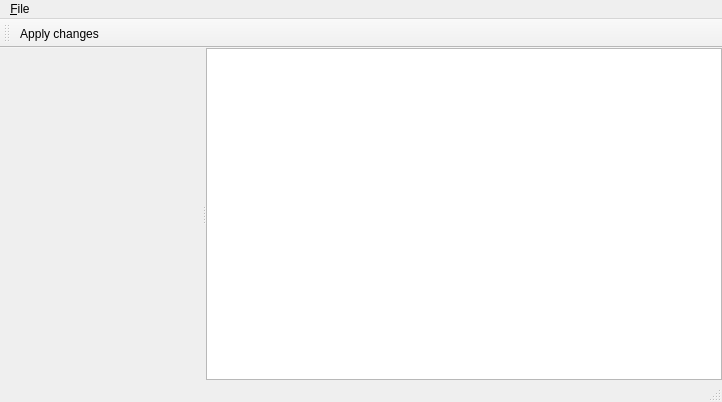
This is mainwindow.ui in zusitools/zpm as Qt 5 draws it before an edit. The edited form follows.
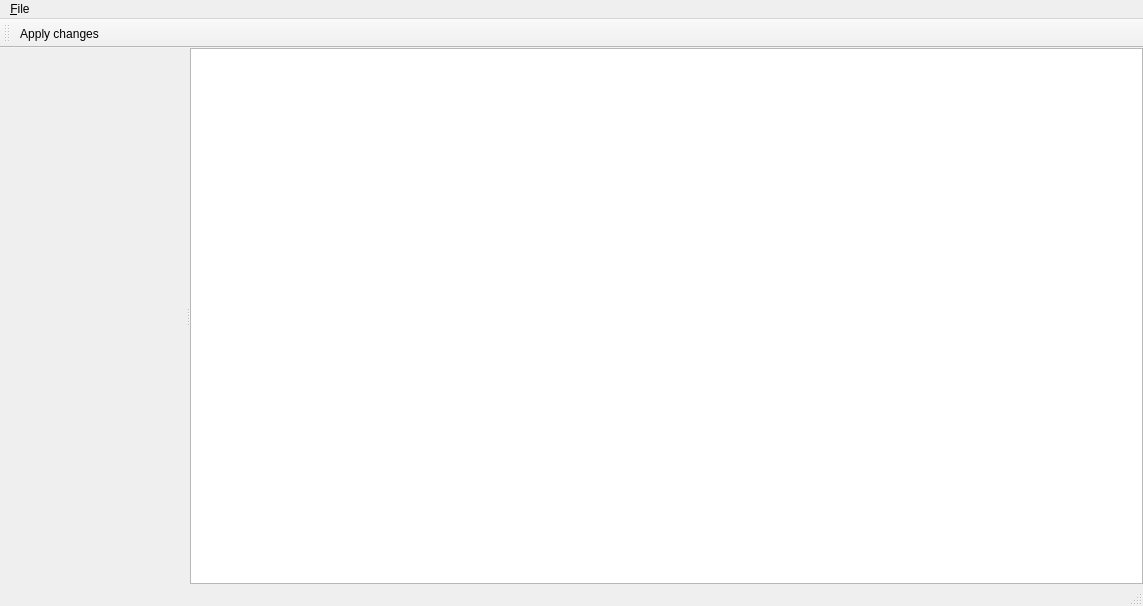
This is the edited form. Icons and pictures are not drawn.

Commit message: Add window icon, larger window size, control resizing

The edit to the form file:
```diff
--- a/mainwindow.ui
+++ b/mainwindow.ui
@@ -6,8 +6,8 @@
    <rect>
     <x>0</x>
     <y>0</y>
-    <width>722</width>
-    <height>402</height>
+    <width>1143</width>
+    <height>606</height>
    </rect>
   </property>
   <property name="windowTitle">
@@ -26,7 +26,7 @@
       <widget class="QWidget" name="widget" native="true">
        <property name="sizePolicy">
         <sizepolicy hsizetype="Expanding" vsizetype="Preferred">
-         <horstretch>0</horstretch>
+         <horstretch>1</horstretch>
          <verstretch>0</verstretch>
         </sizepolicy>
        </property>
@@ -34,7 +34,7 @@
       <widget class="QTreeView" name="treeView">
        <property name="sizePolicy">
         <sizepolicy hsizetype="Expanding" vsizetype="Expanding">
-         <horstretch>0</horstretch>
+         <horstretch>2</horstretch>
          <verstretch>0</verstretch>
         </sizepolicy>
        </property>
@@ -77,7 +77,7 @@
     <rect>
      <x>0</x>
      <y>0</y>
-     <width>722</width>
+     <width>1143</width>
      <height>19</height>
     </rect>
    </property>
```
Left out of the diff: 11 changed lines with no effect on the pictures. The commit also changes 2 other files.
